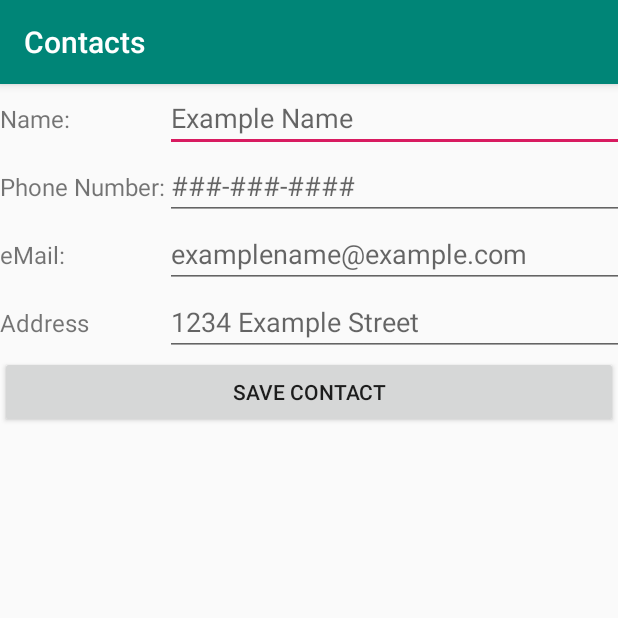
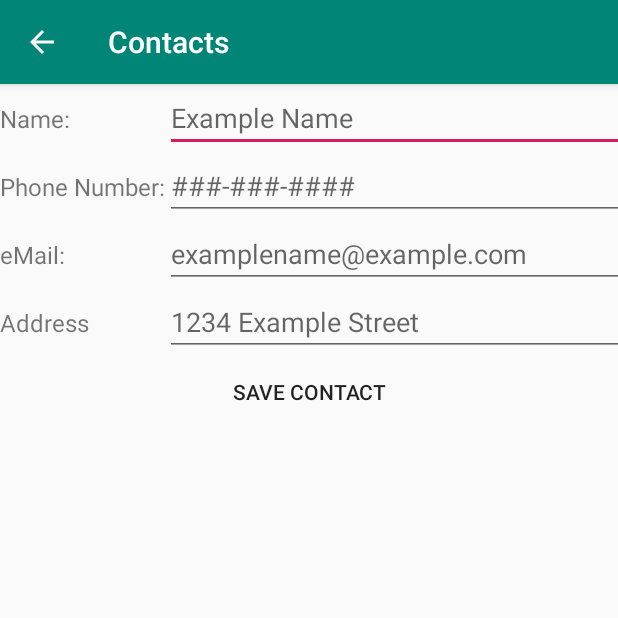
Before and after one commit to Armor9D/CPSC312Project, an Android app: the EditActivity screen opened directly, with no data from a screen before it, after a tap on "SAVE CONTACT", on a phone screen of 412 x 824 dp, the top half of it. Run offline under Robolectric (Android 15) with nearby library versions, the phone set to English and light mode, and no system bars.

Commit message:
Version 0.8

```diff
--- a/app/src/main/java/com/example/contacts/EditActivity.java
+++ b/app/src/main/java/com/example/contacts/EditActivity.java
@@ -16,6 +16,10 @@ public class EditActivity extends AppCompatActivity {
     protected void onCreate(Bundle savedInstanceState) {
         super.onCreate(savedInstanceState);
         setContentView(R.layout.activity_edit);
+
+        // add back button to action bar
+        assert getSupportActionBar() != null;   // null check
+        getSupportActionBar().setDisplayHomeAsUpEnabled(true);   // show back button
 
         Button saveContactButton = (Button) findViewById(R.id.saveContactButton);
         final EditText nameEditText = (EditText) findViewById(R.id.nameEditText);
@@ -37,8 +41,8 @@ public class EditActivity extends AppCompatActivity {
         saveContactButton.setOnClickListener(new View.OnClickListener() {
             @Override
             public void onClick(View v) {
-                if(nameEditText.getText().toString().equals("") || phoneNumberEditText.getText().toString().equals("") || eMailEditText.getText().toString().equals("")){
-                    Toast.makeText(EditActivity.this, "Do not leave any empty fields!", Toast.LENGTH_SHORT).show();
+                if(nameEditText.getText().toString().equals("") || phoneNumberEditText.getText().toString().equals("") || eMailEditText.getText().toString().equals("") || addressEditText.getText().toString().equals("")){
+                    Toast.makeText(EditActivity.this, "Please fill all fields.", Toast.LENGTH_SHORT).show();
                 }
                 else {
                     Intent intent = new Intent();
@@ -56,4 +60,11 @@ public class EditActivity extends AppCompatActivity {
             }
         });
     }
+
+    // back button returns user to previous activity
+    @Override
+    public boolean onSupportNavigateUp(){
+        finish();
+        return true;
+    }
 }
--- a/app/src/main/res/layout/activity_contact.xml
+++ b/app/src/main/res/layout/activity_contact.xml
@@ -26,6 +26,7 @@
         android:id="@+id/callButton"
         android:layout_width="wrap_content"
         android:layout_height="wrap_content"
+        android:layout_gravity="right"
         android:text="@string/call" />
 
     <TextView
@@ -38,6 +39,7 @@
         android:id="@+id/eMailButton"
         android:layout_width="wrap_content"
         android:layout_height="wrap_content"
+        android:layout_gravity="right"
         android:text="@string/email_send" />
 
     <TextView
@@ -50,6 +52,7 @@
         android:id="@+id/addressButton"
         android:layout_width="wrap_content"
         android:layout_height="wrap_content"
+        android:layout_gravity="right"
         android:text="@string/find" />
 
 </GridLayout>
--- a/app/src/main/res/layout/activity_edit.xml
+++ b/app/src/main/res/layout/activity_edit.xml
@@ -72,6 +72,8 @@
         android:layout_width="match_parent"
         android:layout_height="wrap_content"
         android:layout_columnSpan="2"
-        android:text="@string/save_contact" />
+        android:text="@string/save_contact"
+        style="@style/Widget.AppCompat.Button.Borderless"
+        />
 
 </GridLayout>
--- a/app/src/main/res/layout/activity_main.xml
+++ b/app/src/main/res/layout/activity_main.xml
@@ -11,7 +11,8 @@
         android:id="@+id/addNewContactButton"
         android:layout_width="match_parent"
         android:layout_height="wrap_content"
-        android:text="@string/add_contact" />
+        android:text="@string/add_contact"
+        style="@style/Widget.AppCompat.Button.Borderless"/>
 
     <ListView
         android:id="@+id/contactListView"
```
Also changed, not shown: app/src/main/java/com/example/contacts/ContactActivity.java (+11 -2 lines), app/src/main/java/com/example/contacts/JavaMailActivity.java (+11 -0 lines), app/src/main/java/com/example/contacts/MainActivity.java (+19 -5 lines).
